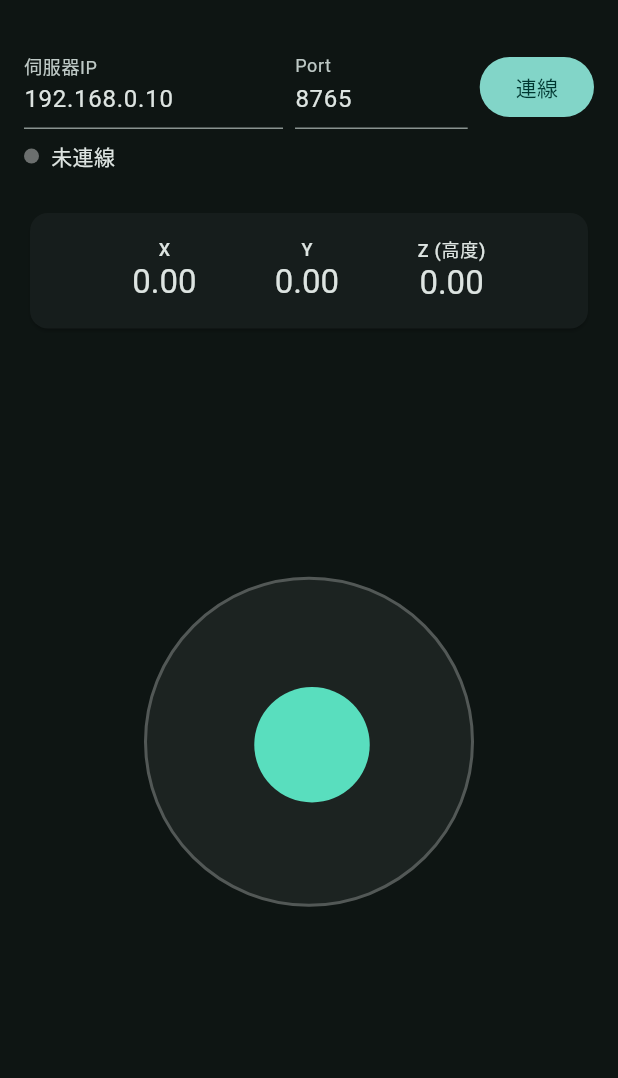
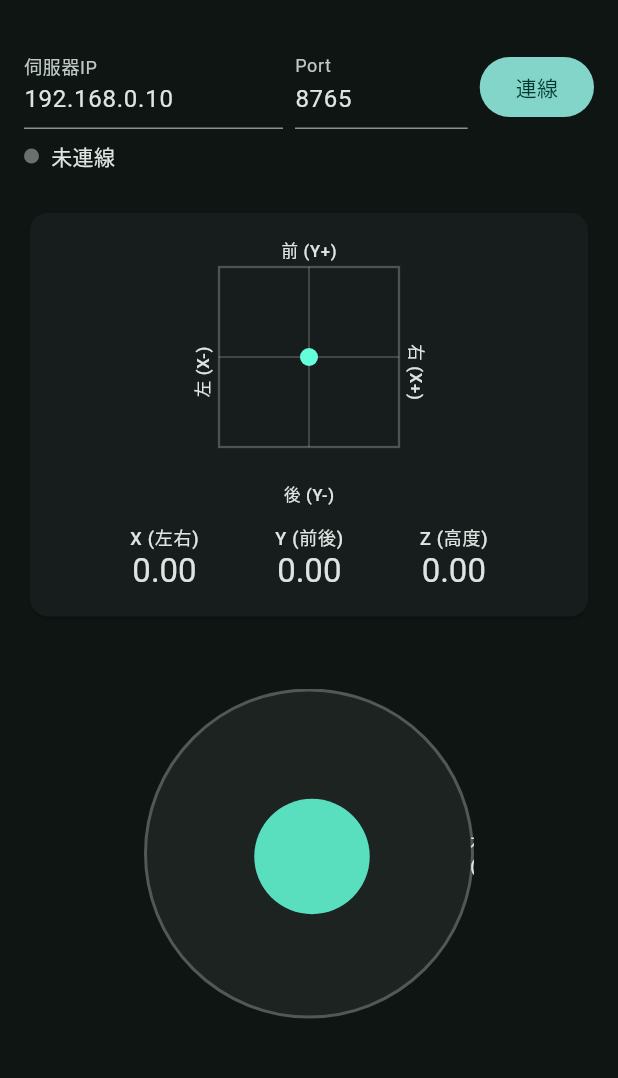
Before and after one commit to Valkik77/drone-ai-journey, a Flutter app: the screen it shows after launch, on a phone screen of 412 x 824 dp, the part 63-1141 px from its top. Run offline on Flutter 3.47's test engine with Material 3 defaults, Android fonts, the phone set to English and light mode, and no system bars.

Commit message:
drone_control_app新增X/Y方向雷達圖與搖桿座標軸標籤:解決介面上看數字不知道實際移動方向的問題
新增PositionRadar元件,把模擬無人機的X/Y位置畫成帶十字準心與前後左右標籤的雷達圖(呼應day19影像上的十字準心疊加),並在搖桿四周加上前(Y+)/後(Y-)/左(X-)/右(X+)標籤,讓拖曳方向與畫面數值變化能直接對應

```diff
--- a/drone_control_app/lib/screens/control_screen.dart
+++ b/drone_control_app/lib/screens/control_screen.dart
@@ -4,6 +4,7 @@ import 'package:flutter/material.dart';
 
 import '../services/drone_socket_service.dart';
 import '../widgets/joystick.dart';
+import '../widgets/position_radar.dart';
 
 class ControlScreen extends StatefulWidget {
   const ControlScreen({super.key});
@@ -86,7 +87,7 @@ class _ControlScreenState extends State<ControlScreen> {
     return Scaffold(
       appBar: AppBar(title: const Text('無人機模擬搖控器')),
       body: SafeArea(
-        child: Padding(
+        child: SingleChildScrollView(
           padding: const EdgeInsets.all(16),
           child: Column(
             children: [
@@ -146,17 +147,29 @@ class _ControlScreenState extends State<ControlScreen> {
               Card(
                 child: Padding(
                   padding: const EdgeInsets.all(16),
-                  child: Row(
+                  child: Column(
+                    children: [
+                      // 雷達圖:把X/Y畫成面板上的一個點,不用只靠數字腦補方向
+                      PositionRadar(x: telemetry.x, y: telemetry.y),
+                      const SizedBox(height: 12),
+                      Row(
                         mainAxisAlignment: MainAxisAlignment.spaceEvenly,
                         children: [
-                      _TelemetryValue(label: 'X', value: telemetry.x),
-                      _TelemetryValue(label: 'Y', value: telemetry.y),
+                          _TelemetryValue(label: 'X (左右)', value: telemetry.x),
+                          _TelemetryValue(label: 'Y (前後)', value: telemetry.y),
                           _TelemetryValue(label: 'Z (高度)', value: telemetry.z),
+                        ],
+                      ),
                     ],
                   ),
                 ),
               ),
-              const Spacer(),
+              const SizedBox(height: 32),
+              Padding(
+                padding: const EdgeInsets.symmetric(horizontal: 24, vertical: 12),
+                child: Stack(
+                  alignment: Alignment.center,
+                  children: [
                     Joystick(
                       size: 220,
                       onChanged: (x, y) {
@@ -164,7 +177,26 @@ class _ControlScreenState extends State<ControlScreen> {
                         _joystickY = y;
                       },
                     ),
-              const Spacer(),
+                    Positioned(
+                      top: -20,
+                      child: Text('前 (Y+)', style: Theme.of(context).textTheme.labelSmall),
+                    ),
+                    Positioned(
+                      bottom: -20,
+                      child: Text('後 (Y-)', style: Theme.of(context).textTheme.labelSmall),
+                    ),
+                    Positioned(
+                      left: -20,
+                      child: Text('左\n(X-)', style: Theme.of(context).textTheme.labelSmall),
+                    ),
+                    Positioned(
+                      right: -20,
+                      child: Text('右\n(X+)', style: Theme.of(context).textTheme.labelSmall),
+                    ),
+                  ],
+                ),
+              ),
+              const SizedBox(height: 16),
             ],
           ),
         ),
--- /dev/null
+++ b/drone_control_app/lib/widgets/position_radar.dart
@@ -0,0 +1,113 @@
+import 'package:flutter/material.dart';
+
+/// 把模擬無人機的X/Y位置畫成雷達圖，取代單看數字才能理解方向的問題。
+/// 呼應day19影像上疊加的十字準心：中心十字 + 座標軸標籤(前後左右) + 目前位置的點。
+class PositionRadar extends StatelessWidget {
+  const PositionRadar({
+    super.key,
+    required this.x,
+    required this.y,
+    this.size = 160,
+    this.range = 3.0,
+  });
+
+  final double x;
+  final double y;
+  final double size;
+  final double range; // 對應到面板邊緣的座標值(公尺)，超過就貼齊邊緣顯示
+
+  @override
+  Widget build(BuildContext context) {
+    return SizedBox(
+      width: size,
+      height: size + 20,
+      child: Stack(
+        alignment: Alignment.center,
+        children: [
+          Positioned(
+            top: 0,
+            child: Text('前 (Y+)', style: Theme.of(context).textTheme.labelSmall),
+          ),
+          Positioned(
+            bottom: 0,
+            child: Text('後 (Y-)', style: Theme.of(context).textTheme.labelSmall),
+          ),
+          Positioned(
+            left: 0,
+            top: 10,
+            bottom: 10,
+            child: Align(
+              alignment: Alignment.centerLeft,
+              child: RotatedBox(
+                quarterTurns: 3,
+                child: Text('左 (X-)', style: Theme.of(context).textTheme.labelSmall),
+              ),
+            ),
+          ),
+          Positioned(
+            right: 0,
+            top: 10,
+            bottom: 10,
+            child: Align(
+              alignment: Alignment.centerRight,
+              child: RotatedBox(
+                quarterTurns: 1,
+                child: Text('右 (X+)', style: Theme.of(context).textTheme.labelSmall),
+              ),
+            ),
+          ),
+          Positioned(
+            top: 20,
+            child: CustomPaint(
+              size: Size(size - 40, size - 40),
+              painter: _RadarPainter(x: x, y: y, range: range),
+            ),
+          ),
+        ],
+      ),
+    );
+  }
+}
+
+class _RadarPainter extends CustomPainter {
+  _RadarPainter({required this.x, required this.y, required this.range});
+
+  final double x;
+  final double y;
+  final double range;
+
+  @override
+  void paint(Canvas canvas, Size size) {
+    final center = Offset(size.width / 2, size.height / 2);
+
+    final borderPaint = Paint()
+      ..color = Colors.white24
+      ..style = PaintingStyle.stroke
+      ..strokeWidth = 1.5;
+    canvas.drawRect(Offset.zero & size, borderPaint);
+
+    final crosshairPaint = Paint()
+      ..color = Colors.white24
+      ..strokeWidth = 1;
+    canvas.drawLine(Offset(center.dx, 0), Offset(center.dx, size.height), crosshairPaint);
+    canvas.drawLine(Offset(0, center.dy), Offset(size.width, center.dy), crosshairPaint);
+
+    // X對應畫面水平軸(右為正)，Y對應畫面垂直軸,但畫布往下為正,
+    // 所以Y要取負號才會是「往上=前=Y+」,跟Joystick的方向定義一致。
+    final normalizedX = (x / range).clamp(-1.0, 1.0);
+    final normalizedY = (y / range).clamp(-1.0, 1.0);
+    final dotOffset = Offset(
+      center.dx + normalizedX * (size.width / 2 - 6),
+      center.dy - normalizedY * (size.height / 2 - 6),
+    );
+
+    final isClamped = x.abs() > range || y.abs() > range;
+    final dotPaint = Paint()..color = isClamped ? Colors.orangeAccent : Colors.tealAccent;
+    canvas.drawCircle(dotOffset, 6, dotPaint);
+  }
+
+  @override
+  bool shouldRepaint(covariant _RadarPainter oldDelegate) {
+    return oldDelegate.x != x || oldDelegate.y != y || oldDelegate.range != range;
+  }
+}
```
Lines whose indentation alone changed are shown as unchanged.
